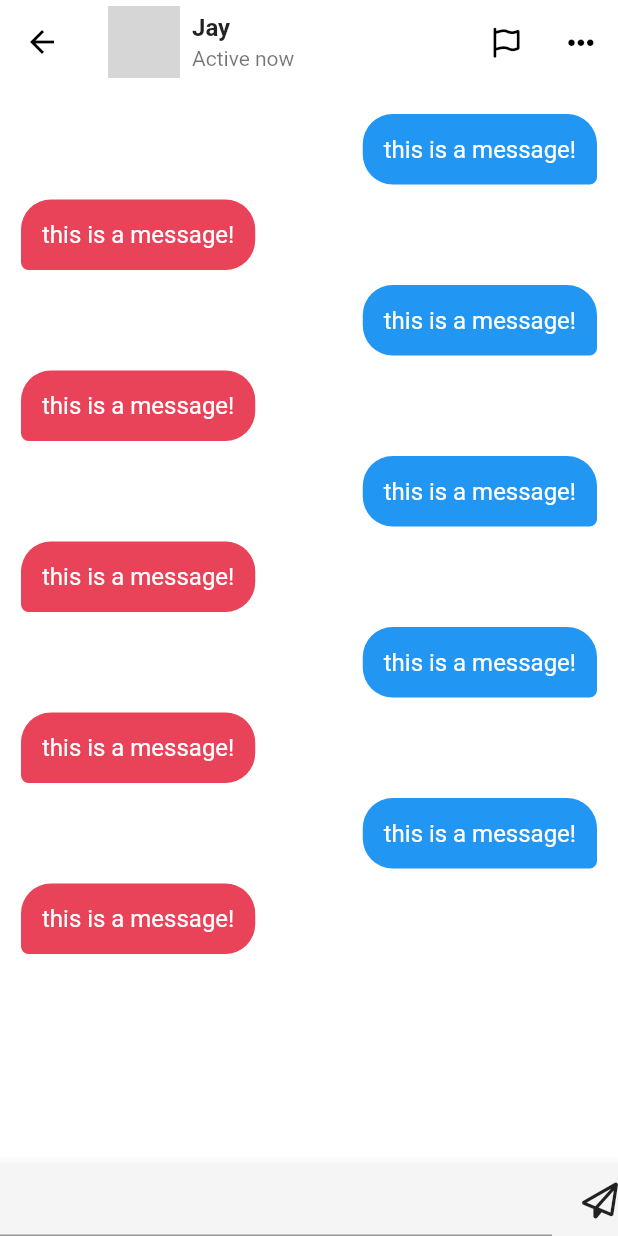
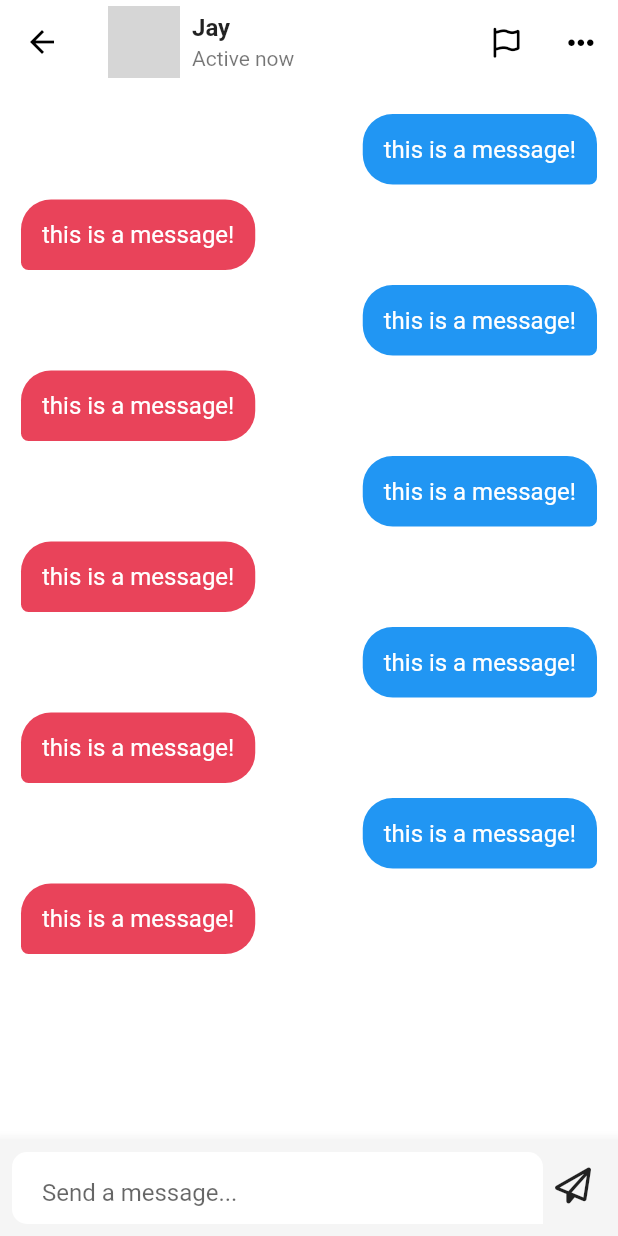
Before and after one commit to znehraks/tiktok-clone, a Flutter app: the ChatDetailScreen screen opened directly, on a phone screen of 412 x 824 dp. Run offline on Flutter 3.47's test engine with Material 2 defaults, Android fonts, the phone set to English and light mode, and no system bars; our stand-ins replace font_awesome_flutter, video_player, visibility_detector; network calls fail; grey boxes are pictures that could not be loaded.

Commit message:
study: dm textinput code challenge

```diff
--- a/lib/features/inbox/chat_detail_screen.dart
+++ b/lib/features/inbox/chat_detail_screen.dart
@@ -23,7 +23,8 @@ class _ChatDetailScreenState extends State<ChatDetailScreen> {
             children: [
               const CircleAvatar(
                 radius: Sizes.size24,
-                foregroundImage: NetworkImage(""),
+                foregroundImage: NetworkImage(
+                    "https://avatars.githubusercontent.com/u/48117986?s=400&u=dc7f1e49122f3eb850245e0805628223ed584b4e&v=4"),
                 child: Text('Jay'),
               ),
               Positioned(
@@ -128,12 +129,44 @@ class _ChatDetailScreenState extends State<ChatDetailScreen> {
             width: MediaQuery.of(context).size.width,
             // TODO dm 메시지 input 완성하기
             child: BottomAppBar(
+              // color: Colors.grey.shade100,
               color: Colors.grey.shade100,
+              padding: const EdgeInsets.all(
+                Sizes.size8,
+              ),
               child: Row(
                 children: [
-                  const Expanded(child: TextField()),
-                  Gaps.h20,
+                  Expanded(
+                    child: TextField(
+                      decoration: InputDecoration(
+                        filled: true,
+                        fillColor: Colors.white,
+                        border: const OutlineInputBorder(
+                            borderRadius: BorderRadius.only(
+                              topLeft: Radius.circular(Sizes.size10),
+                              topRight: Radius.circular(Sizes.size10),
+                              bottomLeft: Radius.circular(Sizes.size10),
+                            ),
+                            borderSide: BorderSide.none),
+                        contentPadding: const EdgeInsets.only(
+                          left: Sizes.size20,
+                          right: Sizes.size10,
+                        ),
+                        hintText: "Send a message...",
+                        suffix: FaIcon(
+                          FontAwesomeIcons.faceSmile,
+                          color: Colors.grey.shade600,
+                          size: Sizes.size24,
+                        ),
+                      ),
+                    ),
+                  ),
+                  Gaps.h8,
                   Container(
+                    padding: const EdgeInsets.only(
+                      bottom: Sizes.size4,
+                      right: Sizes.size10,
+                    ),
                     child: const FaIcon(
                       FontAwesomeIcons.paperPlane,
                     ),
```
